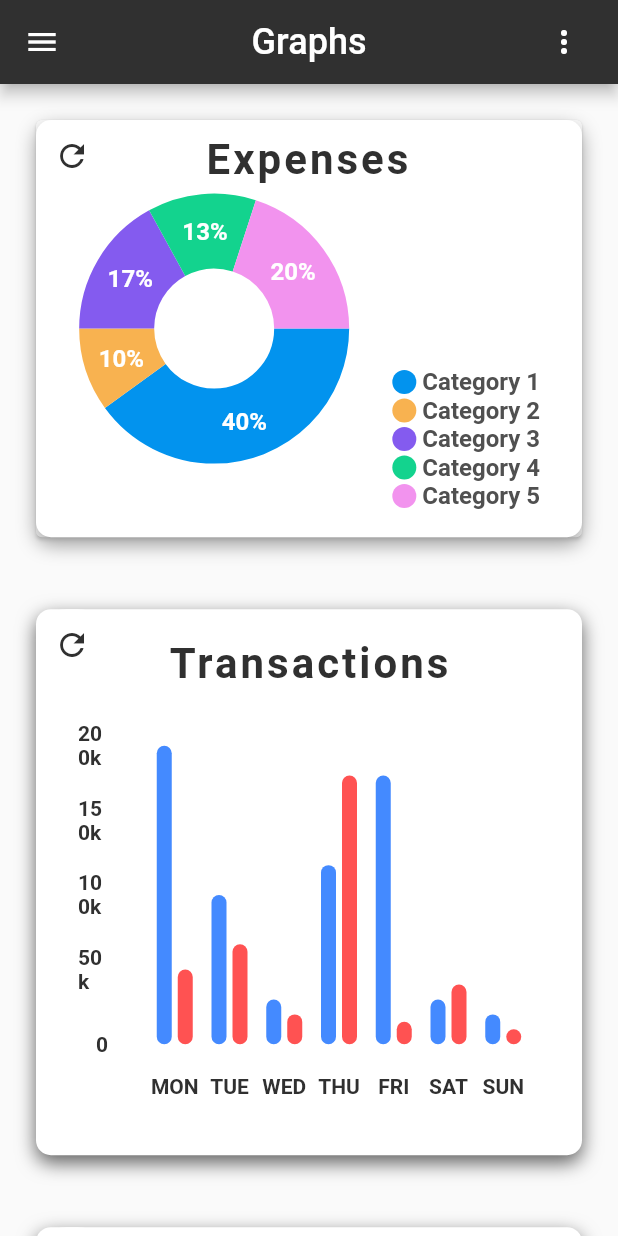
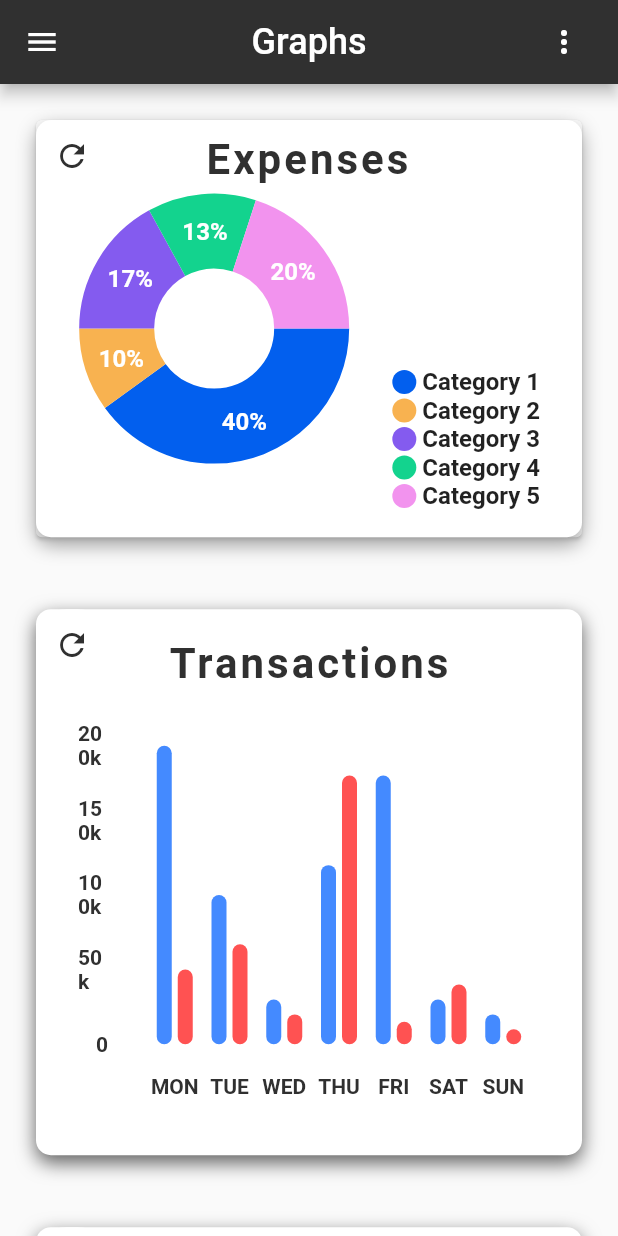
Before and after one commit to JorisTruong/homeaccountant-app, a Flutter app: the GraphsPage screen opened by its route, on a phone screen of 412 x 824 dp. Run offline on Flutter 3.47's test engine with Material 2 defaults, Android fonts, the phone set to English and light mode, and no system bars; drawn by our look-alikes of fl_chart, sliding_up_panel; our stand-ins replace flutter_redux, redux.

Commit message:
refactor: created colors object

```diff
--- a/lib/components/bar_chart_dual.dart
+++ b/lib/components/bar_chart_dual.dart
@@ -2,6 +2,7 @@ import 'package:fl_chart/fl_chart.dart';
 import 'package:flutter/material.dart';
 
 import 'package:homeaccountantapp/utils.dart';
+import 'package:homeaccountantapp/const.dart';
 
 class BarChartDualCard extends StatefulWidget {
   const BarChartDualCard({
@@ -20,8 +21,8 @@ class BarChartDualCard extends StatefulWidget {
 }
 
 class BarChartDualCardState extends State<BarChartDualCard> {
-  final Color leftBarColor = Colors.blueAccent;
-  final Color rightBarColor = Colors.redAccent;
+  final Color leftBarColor = baseColors.blue;
+  final Color rightBarColor = baseColors.red;
   double width;
 
   List<BarChartGroupData> barGroups;
@@ -49,7 +50,7 @@ class BarChartDualCardState extends State<BarChartDualCard> {
         child: Card(
           elevation: 0,
           shape: RoundedRectangleBorder(borderRadius: BorderRadius.circular(10)),
-          color: const Color(0xffffffff),
+          color: Colors.white,
           child: Container(
             decoration: BoxDecoration(
               borderRadius: const BorderRadius.all(Radius.circular(10)),
@@ -75,7 +76,7 @@ class BarChartDualCardState extends State<BarChartDualCard> {
                       child: IconButton(
                         icon: Icon(
                             Icons.refresh,
-                            color: Colors.grey[850]
+                            color: baseColors.mainColor
                         ),
                         onPressed: () {
                           setState(() {
@@ -105,7 +106,7 @@ class BarChartDualCardState extends State<BarChartDualCard> {
                           ),
                           Text(
                             widget.title,
-                            style: TextStyle(color: Colors.grey[850], fontSize: 28, fontWeight: FontWeight.bold, letterSpacing: 2),
+                            style: TextStyle(color: baseColors.mainColor, fontSize: 28, fontWeight: FontWeight.bold, letterSpacing: 2),
                           ),
                           const SizedBox(
                             width: 4,
@@ -122,7 +123,7 @@ class BarChartDualCardState extends State<BarChartDualCard> {
                             BarChartData(
                               barTouchData: BarTouchData(
                                 touchTooltipData: BarTouchTooltipData(
-                                  tooltipBgColor: Colors.grey[850],
+                                  tooltipBgColor: baseColors.mainColor,
                                   getTooltipItem: (_a, _b, _c, _d) {
                                     var realValue = valueFromBar(_c.y, maxValue);
                                     return BarTooltipItem(
@@ -137,7 +138,7 @@ class BarChartDualCardState extends State<BarChartDualCard> {
                                 bottomTitles: SideTitles(
                                   showTitles: true,
                                   textStyle: TextStyle(
-                                      color: Colors.grey[850],
+                                      color: baseColors.mainColor,
                                       fontWeight: FontWeight.bold,
                                       fontSize: 14),
                                   margin: 20,
@@ -148,7 +149,7 @@ class BarChartDualCardState extends State<BarChartDualCard> {
                                 leftTitles: SideTitles(
                                   showTitles: true,
                                   textStyle: TextStyle(
-                                      color: Colors.grey[850],
+                                      color: baseColors.mainColor,
                                       fontWeight: FontWeight.bold,
                                       fontSize: 14),
                                   margin: 20,
--- a/lib/components/bar_chart_multi_types.dart
+++ b/lib/components/bar_chart_multi_types.dart
@@ -2,6 +2,7 @@ import 'package:fl_chart/fl_chart.dart';
 import 'package:flutter/material.dart';
 
 import 'package:homeaccountantapp/utils.dart';
+import 'package:homeaccountantapp/const.dart';
 
 class BarChartMultiTypesCard extends StatefulWidget {
   const BarChartMultiTypesCard({
@@ -18,8 +19,8 @@ class BarChartMultiTypesCard extends StatefulWidget {
 }
 
 class BarChartMultiTypesCardState extends State<BarChartMultiTypesCard> {
-  final Color leftBarColor = Colors.blueAccent;
-  final Color rightBarColor = Colors.redAccent;
+  final Color leftBarColor = baseColors.blue;
+  final Color rightBarColor = baseColors.red;
   final double width = 20;
 
   List<BarChartGroupData> barGroups;
@@ -47,7 +48,7 @@ class BarChartMultiTypesCardState extends State<BarChartMultiTypesCard> {
             elevation: 0,
             shape: RoundedRectangleBorder(
                 borderRadius: BorderRadius.circular(10)),
-            color: const Color(0xffffffff),
+            color: Colors.white,
             child: Container(
               decoration: BoxDecoration(
                   borderRadius: const BorderRadius.all(Radius.circular(10)),
@@ -73,7 +74,7 @@ class BarChartMultiTypesCardState extends State<BarChartMultiTypesCard> {
                             child: IconButton(
                               icon: Icon(
                                   Icons.refresh,
-                                  color: Colors.grey[850]
+                                  color: baseColors.mainColor
                               ),
                               onPressed: () {
                                 setState(() {
@@ -102,7 +103,7 @@ class BarChartMultiTypesCardState extends State<BarChartMultiTypesCard> {
                               ),
                               Text(
                                 switchData ? 'Expenses' : 'Revenue',
-                                style: TextStyle(color: Colors.grey[850],
+                                style: TextStyle(color: baseColors.mainColor,
                                     fontSize: 28,
                                     fontWeight: FontWeight.bold,
                                     letterSpacing: 2),
@@ -123,7 +124,7 @@ class BarChartMultiTypesCardState extends State<BarChartMultiTypesCard> {
                                 BarChartData(
                                   barTouchData: BarTouchData(
                                     touchTooltipData: BarTouchTooltipData(
-                                      tooltipBgColor: Colors.grey[850],
+                                      tooltipBgColor: baseColors.mainColor,
                                       getTooltipItem: (_a, _b, _c, _d) {
                                         var realValues = List.generate(_c.rodStackItem.length, (int i) {
                                           return valueFromBar(_c.rodStackItem[i].toY - _c.rodStackItem[i].fromY, maxValue);
@@ -140,7 +141,7 @@ class BarChartMultiTypesCardState extends State<BarChartMultiTypesCard> {
                                     bottomTitles: SideTitles(
                                       showTitles: true,
                                       textStyle: TextStyle(
-                                          color: Colors.grey[850],
+                                          color: baseColors.mainColor,
                                           fontWeight: FontWeight.bold,
                                           fontSize: 14),
                                       margin: 20,
@@ -152,7 +153,7 @@ class BarChartMultiTypesCardState extends State<BarChartMultiTypesCard> {
                                     leftTitles: SideTitles(
                                       showTitles: true,
                                       textStyle: TextStyle(
-                                          color: Colors.grey[850],
+                                          color: baseColors.mainColor,
                                           fontWeight: FontWeight.bold,
                                           fontSize: 14),
                                       margin: 20,
@@ -196,11 +197,11 @@ class BarChartMultiTypesCardState extends State<BarChartMultiTypesCard> {
         color: leftBarColor,
         width: width,
         rodStackItem: [
-          BarChartRodStackItem(0, value1, const Color(0xff0293ee)),
-          BarChartRodStackItem(value1, value2, const Color(0xfff8b250)),
-          BarChartRodStackItem(value2, value3, const Color(0xff845bef)),
-          BarChartRodStackItem(value3, value4, const Color(0xff13d38e)),
-          BarChartRodStackItem(value4, barMaxValue, const Color(0xfff293ee)),
+          BarChartRodStackItem(0, value1, baseColors.category1),
+          BarChartRodStackItem(value1, value2, baseColors.category2),
+          BarChartRodStackItem(value2, value3, baseColors.category3),
+          BarChartRodStackItem(value3, value4, baseColors.category4),
+          BarChartRodStackItem(value4, barMaxValue, baseColors.category5),
         ],
       )
     ]);
--- a/lib/components/categories_card.dart
+++ b/lib/components/categories_card.dart
@@ -1,6 +1,7 @@
 import 'package:flutter/material.dart';
 
 import 'package:homeaccountantapp/icons_list.dart';
+import 'package:homeaccountantapp/const.dart';
 
 class CategoryCard extends StatelessWidget {
   final String category;
@@ -26,7 +27,7 @@ class CategoryCard extends StatelessWidget {
                   children: [
                     Text(
                       category,
-                      style: TextStyle(color: Colors.grey[600], fontWeight: FontWeight.bold, fontSize: 20)
+                      style: TextStyle(color: baseColors.mainColor, fontWeight: FontWeight.bold, fontSize: 20)
                     ),
                     GridView.count(
                       padding: EdgeInsets.only(top: 50.0),
--- a/lib/components/indicator.dart
+++ b/lib/components/indicator.dart
@@ -13,7 +13,7 @@ class Indicator extends StatelessWidget {
     this.text,
     this.isSquare,
     this.size = 16,
-    this.textColor = const Color(0xff505050),
+    this.textColor,
   }) : super(key: key);
 
   @override
--- a/lib/components/pie_chart.dart
+++ b/lib/components/pie_chart.dart
@@ -1,7 +1,9 @@
 import 'package:flutter/material.dart';
 import 'package:fl_chart/fl_chart.dart';
+import 'package:homeaccountantapp/utils.dart';
 
 import 'indicator.dart';
+import 'package:homeaccountantapp/const.dart';
 
 
 class PieChartCard extends StatefulWidget {
@@ -60,7 +62,7 @@ class PieChartCardState extends State<PieChartCard> {
                     Text(
                       switchData ? widget.title1 : widget.title2,
                       style: TextStyle(
-                        color: Colors.grey[850],
+                        color: baseColors.mainColor,
                         fontSize: 28,
                         fontWeight: FontWeight.bold,
                         letterSpacing: 2
@@ -105,7 +107,7 @@ class PieChartCardState extends State<PieChartCard> {
                       crossAxisAlignment: CrossAxisAlignment.start,
                       children: new List.generate(switchData ? widget.expenses.length : widget.revenue.length, (int index) {
                         return Indicator(
-                          color: switchData ? widget.expenses[index]['color'] : widget.revenue[index]['color'],
+                          color: getCategoryColor(index),
                           text: switchData ? widget.expenses[index]['name'] : widget.revenue[index]['name'],
                           isSquare: false
                         );
@@ -122,7 +124,7 @@ class PieChartCardState extends State<PieChartCard> {
                   child: IconButton(
                     icon: Icon(
                       Icons.refresh,
-                      color: Colors.grey[850]
+                      color: baseColors.mainColor
                     ),
                     onPressed: () {
                       setState(() {
@@ -145,12 +147,12 @@ class PieChartCardState extends State<PieChartCard> {
       final double fontSize = isTouched ? 25 : 16;
       final double radius = isTouched ? 60 : 50;
       return PieChartSectionData(
-        color: switchData ? widget.expenses[i]['color'] : widget.revenue[i]['color'],
+        color: getCategoryColor(i),
         value: switchData ? widget.expenses[i]['percentage'].toDouble() : widget.revenue[i]['percentage'].toDouble(),
         title: (switchData ? widget.expenses[i]['percentage'].toString() : widget.revenue[i]['percentage'].toString()) + '%',
         radius: radius,
         titleStyle: TextStyle(
-            fontSize: fontSize, fontWeight: FontWeight.bold, color: const Color(0xffffffff)),
+            fontSize: fontSize, fontWeight: FontWeight.bold, color: Colors.white),
       );
     });
   }
--- a/lib/screen/about.dart
+++ b/lib/screen/about.dart
@@ -5,6 +5,7 @@ import 'package:redux/redux.dart';
 import 'package:homeaccountantapp/navigation/app_routes.dart';
 import 'package:homeaccountantapp/redux/actions/actions.dart';
 import 'package:homeaccountantapp/redux/models/models.dart';
+import 'package:homeaccountantapp/const.dart';
 
 
 class AboutPage extends StatefulWidget {
@@ -55,7 +56,7 @@ class _AboutPageState extends State<AboutPage> with TickerProviderStateMixin {
                         DrawerHeader(
                           child: null,
                           decoration: BoxDecoration(
-                              color: Colors.grey[850]
+                              color: baseColors.mainColor
                           ),
                         ),
                         ListView.builder(
--- a/lib/screen/categories.dart
+++ b/lib/screen/categories.dart
@@ -7,6 +7,7 @@ import 'package:homeaccountantapp/components/categories_card.dart';
 import 'package:homeaccountantapp/navigation/app_routes.dart';
 import 'package:homeaccountantapp/redux/actions/actions.dart';
 import 'package:homeaccountantapp/redux/models/models.dart';
+import 'package:homeaccountantapp/const.dart';
 
 
 final random = new Random();
@@ -90,7 +91,7 @@ class _CategoriesPageState extends State<CategoriesPage> with TickerProviderStat
                   DrawerHeader(
                     child: null,
                     decoration: BoxDecoration(
-                      color: Colors.grey[850]
+                      color: baseColors.mainColor
                     ),
                   ),
                   ListView.builder(
--- a/lib/screen/charts.dart
+++ b/lib/screen/charts.dart
@@ -8,6 +8,7 @@ import 'package:homeaccountantapp/redux/actions/actions.dart';
 import 'package:homeaccountantapp/redux/models/models.dart';
 import 'package:homeaccountantapp/components/line_chart.dart';
 import 'package:homeaccountantapp/components/speed_dial.dart';
+import 'package:homeaccountantapp/const.dart';
 
 
 class ChartsPage extends StatefulWidget {
@@ -65,7 +66,7 @@ class _ChartsPageState extends State<ChartsPage> with TickerProviderStateMixin {
                     padding: EdgeInsets.all(8.0),
                     child: FloatingActionButton(
                       elevation: 0,
-                      backgroundColor: Colors.transparent,
+                      backgroundColor: baseColors.transparent,
                       onPressed: () {
                         if (_controller.isDismissed) {
                           _controller.forward();
@@ -90,7 +91,7 @@ class _ChartsPageState extends State<ChartsPage> with TickerProviderStateMixin {
                         DrawerHeader(
                           child: null,
                           decoration: BoxDecoration(
-                              color: Colors.grey[850]
+                              color: baseColors.mainColor
                           ),
                         ),
                         ListView.builder(
--- a/lib/screen/graphs.dart
+++ b/lib/screen/graphs.dart
@@ -10,22 +10,23 @@ import 'package:homeaccountantapp/components/speed_dial.dart';
 import 'package:homeaccountantapp/components/pie_chart.dart';
 import 'package:homeaccountantapp/components/bar_chart_dual.dart';
 import 'package:homeaccountantapp/components/bar_chart_multi_types.dart';
+import 'package:homeaccountantapp/const.dart';
 
 
 final expenses = [
-  {'name': 'Category 1', 'color': Color(0xff0293ee), 'percentage': 40},
-  {'name': 'Category 2', 'color': Color(0xfff8b250), 'percentage': 10},
-  {'name': 'Category 3', 'color': Color(0xff845bef), 'percentage': 17},
-  {'name': 'Category 4', 'color': Color(0xff13d38e), 'percentage': 13},
-  {'name': 'Category 5', 'color': Color(0xfff293ee), 'percentage': 20}
+  {'name': 'Category 1', 'percentage': 40},
+  {'name': 'Category 2', 'percentage': 10},
+  {'name': 'Category 3', 'percentage': 17},
+  {'name': 'Category 4', 'percentage': 13},
+  {'name': 'Category 5', 'percentage': 20}
 ];
 
 final revenue = [
-  {'name': 'Category 1', 'color': Color(0xff0293ee), 'percentage': 90},
-  {'name': 'Category 2', 'color': Color(0xfff8b250), 'percentage': 10},
-  {'name': 'Category 3', 'color': Color(0xff845bef), 'percentage': 0},
-  {'name': 'Category 4', 'color': Color(0xff13d38e), 'percentage': 0},
-  {'name': 'Category 5', 'color': Color(0xfff293ee), 'percentage': 0}
+  {'name': 'Category 1', 'percentage': 90},
+  {'name': 'Category 2', 'percentage': 10},
+  {'name': 'Category 3', 'percentage': 0},
+  {'name': 'Category 4', 'percentage': 0},
+  {'name': 'Category 5', 'percentage': 0}
 ];
 
 final transactionsDetailed = [
@@ -93,7 +94,7 @@ class _GraphsPageState extends State<GraphsPage> with TickerProviderStateMixin {
                     padding: EdgeInsets.all(8.0),
                     child: FloatingActionButton(
                       elevation: 0,
-                      backgroundColor: Colors.transparent,
+                      backgroundColor: baseColors.transparent,
                       onPressed: () {
                         if (_controller.isDismissed) {
                           _controller.forward();
@@ -118,7 +119,7 @@ class _GraphsPageState extends State<GraphsPage> with TickerProviderStateMixin {
                     DrawerHeader(
                       child: null,
                       decoration: BoxDecoration(
-                        color: Colors.grey[850]
+                        color: baseColors.mainColor
                       ),
                     ),
                     ListView.builder(
--- a/lib/screen/transactions.dart
+++ b/lib/screen/transactions.dart
@@ -7,6 +7,7 @@ import 'package:homeaccountantapp/navigation/app_routes.dart';
 import 'package:homeaccountantapp/redux/actions/actions.dart';
 import 'package:homeaccountantapp/redux/models/models.dart';
 import 'package:homeaccountantapp/components/speed_dial.dart';
+import 'package:homeaccountantapp/const.dart';
 
 
 class TransactionsPage extends StatefulWidget {
@@ -64,7 +65,7 @@ class _TransactionsPageState extends State<TransactionsPage> with TickerProvider
                     padding: EdgeInsets.all(8.0),
                     child: FloatingActionButton(
                       elevation: 0,
-                      backgroundColor: Colors.transparent,
+                      backgroundColor: baseColors.transparent,
                       onPressed: () {
                         if (_controller.isDismissed) {
                           _controller.forward();
@@ -89,7 +90,7 @@ class _TransactionsPageState extends State<TransactionsPage> with TickerProvider
                         DrawerHeader(
                           child: null,
                           decoration: BoxDecoration(
-                              color: Colors.grey[850]
+                              color: baseColors.mainColor
                           ),
                         ),
                         ListView.builder(
--- a/lib/utils.dart
+++ b/lib/utils.dart
@@ -1,5 +1,7 @@
+import 'package:flutter/material.dart';
 import 'dart:math';
 
+import 'const.dart';
 
 int switchFlag(int flag, int max) {
   if (flag == max-1) {
@@ -27,3 +29,20 @@ double makeBarValue(double value, double maxValue) {
 double valueFromBar(double barValue, double maxValue) {
   return double.parse((barValue * maxValue / 20).toStringAsFixed(2));
 }
+
+Color getCategoryColor(int index) {
+  switch (index) {
+    case 0:
+      return baseColors.category1;
+    case 1:
+      return baseColors.category2;
+    case 2:
+      return baseColors.category3;
+    case 3:
+      return baseColors.category4;
+    case 4:
+      return baseColors.category5;
+    default:
+      return baseColors.mainColor;
+  }
+}
```
Also changed, not shown: lib/components/line_chart.dart (+17 -16 lines), lib/const.dart (added, +17 -0 lines), lib/main.dart (+8 -7 lines), lib/screen/homepage.dart (+7 -6 lines).
